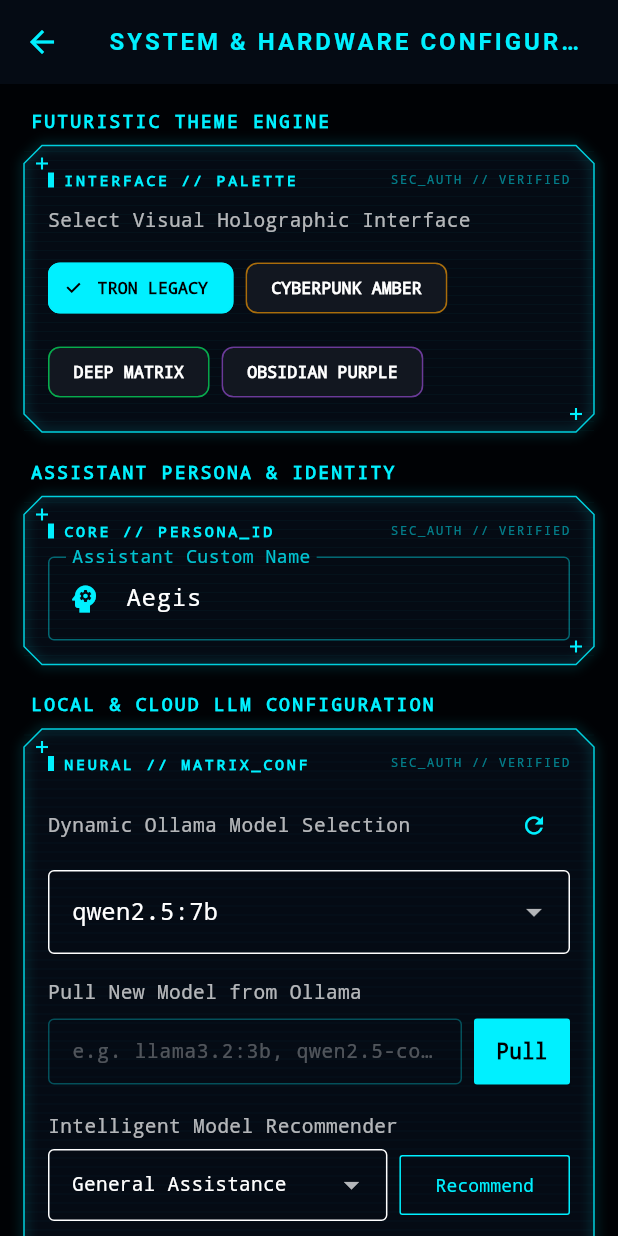
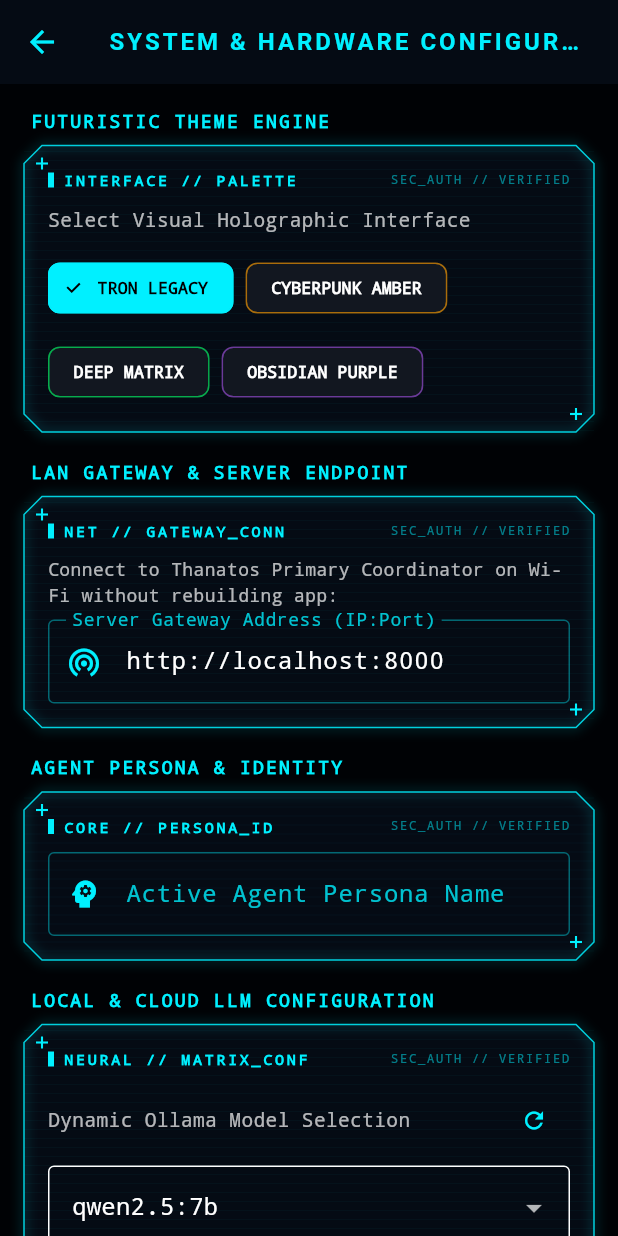
Before and after one commit to Kennny7/Thanatos, a Flutter app: the SettingsScreen screen opened directly, on a phone screen of 412 x 824 dp. Run offline on Flutter 3.47's test engine with Material 3 defaults, Android fonts, the phone set to English and light mode, and no system bars; our stand-ins replace flutter_dotenv, flutter_riverpod, speech_to_text; network calls fail.

Commit message:
feat(settings): update server endpoint configuration and enhance assistant persona input

```diff
--- a/apps/client_flutter/lib/ui/screens/settings_screen.dart
+++ b/apps/client_flutter/lib/ui/screens/settings_screen.dart
@@ -22,7 +22,7 @@ class _SettingsScreenState extends ConsumerState<SettingsScreen> {
   String _selectedProvider = 'ollama';
   String _selectedModel = 'qwen2.5:7b';
   final _serverUrlController = TextEditingController(text: 'http://localhost:8000');
-  final _assistantNameController = TextEditingController(text: 'Aegis');
+  final _assistantNameController = TextEditingController(text: '');
   final _pullModelController = TextEditingController();
   double _temperature = 0.2;
 
@@ -243,8 +243,39 @@ class _SettingsScreenState extends ConsumerState<SettingsScreen> {
           ),
           const SizedBox(height: 18),
 
-          // Section 2: Assistant Persona
-          _buildSectionHeader('ASSISTANT PERSONA & IDENTITY', primaryAccent),
+          // Section 2: Gateway Network IP & Server Endpoint
+          _buildSectionHeader('LAN GATEWAY & SERVER ENDPOINT', primaryAccent),
+          HoloPanel(
+            accentColor: primaryAccent,
+            surfaceColor: surfaceColor,
+            classificationTag: 'NET // GATEWAY_CONN',
+            child: Column(
+              crossAxisAlignment: CrossAxisAlignment.start,
+              children: [
+                const Text('Connect to Thanatos Primary Coordinator on Wi-Fi without rebuilding app:', style: TextStyle(color: Colors.white70, fontSize: 12)),
+                const SizedBox(height: 8),
+                TextField(
+                  controller: _serverUrlController,
+                  decoration: InputDecoration(
+                    labelText: 'Server Gateway Address (IP:Port)',
+                    labelStyle: TextStyle(color: primaryAccent.withValues(alpha: 0.8), fontFamily: 'Courier'),
+                    hintText: 'e.g. http://192.168.1.15:8000',
+                    prefixIcon: Icon(Icons.wifi_tethering, color: primaryAccent),
+                    enabledBorder: OutlineInputBorder(borderSide: BorderSide(color: primaryAccent.withValues(alpha: 0.4))),
+                    focusedBorder: OutlineInputBorder(borderSide: BorderSide(color: primaryAccent)),
+                  ),
+                  style: const TextStyle(color: Colors.white, fontFamily: 'Courier'),
+                  onChanged: (val) {
+                    AppConfig.setGatewayUrl(val);
+                  },
+                ),
+              ],
+            ),
+          ),
+          const SizedBox(height: 18),
+
+          // Section 3: Assistant Persona
+          _buildSectionHeader('AGENT PERSONA & IDENTITY', primaryAccent),
           HoloPanel(
             accentColor: primaryAccent,
             surfaceColor: surfaceColor,
@@ -252,9 +283,9 @@ class _SettingsScreenState extends ConsumerState<SettingsScreen> {
             child: TextField(
               controller: _assistantNameController,
               decoration: InputDecoration(
-                labelText: 'Assistant Custom Name',
+                labelText: 'Active Agent Persona Name',
                 labelStyle: TextStyle(color: primaryAccent.withValues(alpha: 0.8), fontFamily: 'Courier'),
-                hintText: 'e.g. Aegis, Jarvis, Thanatos, Athena',
+                hintText: 'Leave empty for neutral multi-agent assistant',
                 prefixIcon: Icon(Icons.psychology, color: primaryAccent),
                 enabledBorder: OutlineInputBorder(borderSide: BorderSide(color: primaryAccent.withValues(alpha: 0.4))),
                 focusedBorder: OutlineInputBorder(borderSide: BorderSide(color: primaryAccent)),
```
